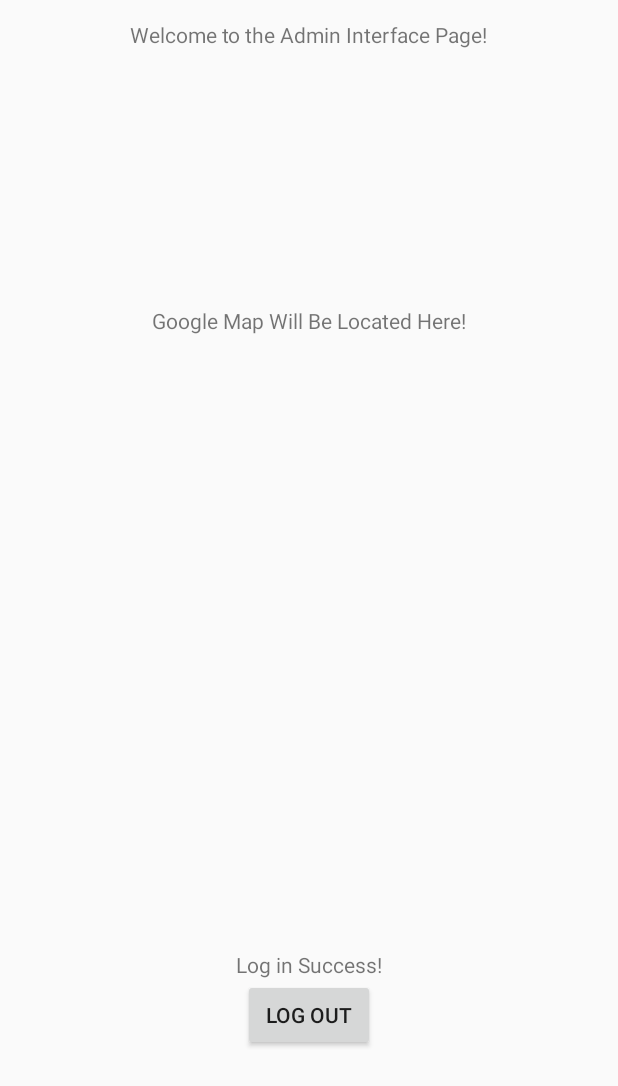
After one commit to collinspeight/BusTracker, an Android app: the Admin screen opened directly, with no data from a screen before it, on a phone screen of 412 x 824 dp. The commit adds this screen. Shown: the top 1086 px of the screen. Run offline under Robolectric (Android 15) with nearby library versions, the phone set to English and light mode, and no system bars; our stand-ins replace Firebase (no records; nobody signed in at launch, a user with empty details on screens opened directly).

Commit message:
User and Admin Layouts Added Upon Login

```diff
--- a/app/build.gradle
+++ b/app/build.gradle
@@ -20,7 +20,7 @@ android {
 }
 
 dependencies {
-    compile fileTree(dir: 'libs', include: ['*.jar'])
+    compile fileTree(include: ['*.jar'], dir: 'libs')
     androidTestCompile('com.android.support.test.espresso:espresso-core:2.2.2', {
         exclude group: 'com.android.support', module: 'support-annotations'
     })
@@ -32,6 +32,7 @@ dependencies {
     compile 'com.google.firebase:firebase-auth:11.0.4'
     compile 'com.google.android.gms:play-services-auth:11.0.4'
     testCompile 'junit:junit:4.12'
+    implementation 'com.google.android.gms:play-services-maps:11.0.4'
 }
 
 
--- a/app/src/main/AndroidManifest.xml
+++ b/app/src/main/AndroidManifest.xml
@@ -19,8 +19,11 @@
             </intent-filter>
         </activity>
         <activity android:name=".MainActivity" />
+        <activity android:name=".User" />
+        <activity android:name=".Admin" />
         <activity android:name=".AccountActivity.CreateAccountActivity" />
         <activity android:name=".AccountActivity.ResetPasswordActivity"></activity>
+        <uses-library android:name="com.google.android.maps" />
     </application>
 
 </manifest>
--- /dev/null
+++ b/app/src/main/java/com/example/harold/bustracker/Admin.java
@@ -0,0 +1,45 @@
+package com.example.harold.bustracker;
+
+import android.content.Intent;
+import android.os.Bundle;
+import android.support.v7.app.AppCompatActivity;
+import android.view.View;
+import android.view.Window;
+import android.widget.Button;
+
+import com.example.harold.bustracker.AccountActivity.LoginActivity;
+import com.google.firebase.auth.FirebaseAuth;
+
+public class Admin extends AppCompatActivity {
+
+    private FirebaseAuth mAuth;
+    private Button signOut;
+
+    @Override
+    protected void onCreate(Bundle savedInstanceState) {
+        super.onCreate(savedInstanceState);
+        this.requestWindowFeature(Window.FEATURE_NO_TITLE);
+        setContentView(R.layout.admin);
+
+        mAuth = FirebaseAuth.getInstance();
+
+        signOut = (Button) findViewById(R.id.logOut);
+
+        signOut.setOnClickListener(new View.OnClickListener() {
+            @Override
+            public void onClick(View v) {
+
+                mAuth.signOut();
+                startActivity(new Intent(Admin.this, LoginActivity.class));
+                finish();
+            }
+        });
+
+
+
+
+
+    }
+
+
+}
--- /dev/null
+++ b/app/src/main/res/layout/admin.xml
@@ -0,0 +1,41 @@
+<?xml version="1.0" encoding="utf-8"?>
+<RelativeLayout xmlns:android="http://schemas.android.com/apk/res/android"
+    android:orientation="vertical" android:layout_width="match_parent"
+    android:layout_height="match_parent">
+
+    <TextView
+        android:id="@+id/textView"
+        android:layout_width="wrap_content"
+        android:layout_height="wrap_content"
+        android:layout_above="@+id/logOut"
+        android:layout_centerHorizontal="true"
+        android:text="Log in Success!" />
+
+    <Button
+        android:id="@+id/logOut"
+        android:layout_width="wrap_content"
+        android:layout_height="wrap_content"
+        android:layout_alignParentBottom="true"
+        android:layout_centerHorizontal="true"
+        android:layout_marginBottom="123dp"
+        android:text="Log Out" />
+
+    <TextView
+        android:id="@+id/textView3"
+        android:layout_width="wrap_content"
+        android:layout_height="wrap_content"
+        android:layout_alignParentTop="true"
+        android:layout_centerHorizontal="true"
+        android:layout_marginTop="13dp"
+        android:text="Welcome to the Admin Interface Page!" />
+
+    <TextView
+        android:id="@+id/textView4"
+        android:layout_width="wrap_content"
+        android:layout_height="wrap_content"
+        android:layout_below="@+id/textView3"
+        android:layout_centerHorizontal="true"
+        android:layout_marginTop="171dp"
+        android:text="Google Map Will Be Located Here!" />
+
+</RelativeLayout>
```
Also changed, not shown: app/src/main/java/com/example/harold/bustracker/AccountActivity/LoginActivity.java (+9 -4 lines), app/src/main/java/com/example/harold/bustracker/User.java (added, +45 -0 lines), app/src/main/res/layout/user.xml (added, +41 -0 lines), build.gradle (line endings or trailing spaces).
